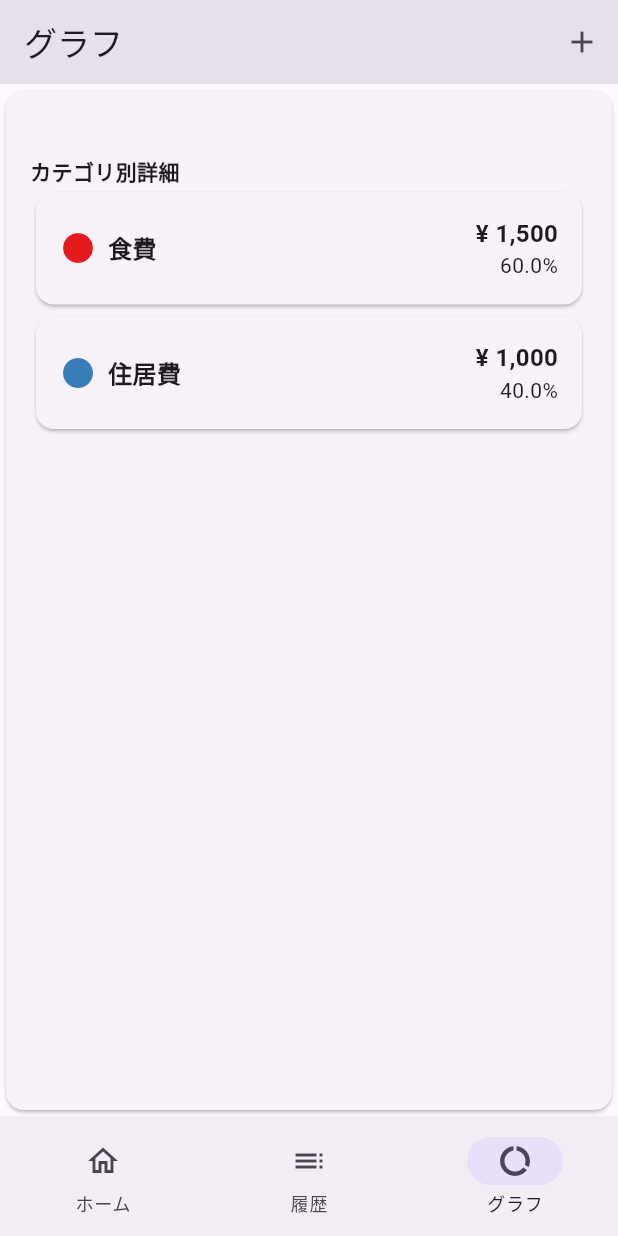
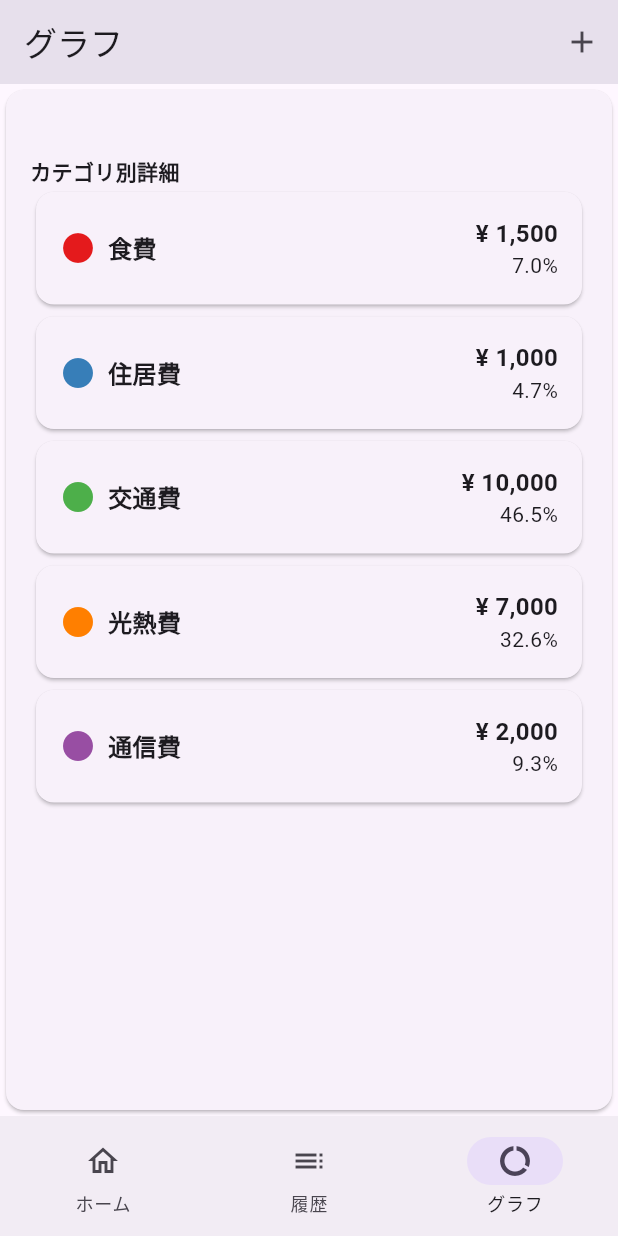
Before and after one commit to kyouga-ones/kakeibo, a Flutter app: the screen it shows after launch, item 3 of the bottom bar chosen, scrolled down 329 dp, on a phone screen of 412 x 824 dp. Run offline on Flutter 3.47's test engine with Material 3 defaults, Android fonts, the phone set to English and light mode, and no system bars; our stand-ins replace fl_chart, gap.

Commit message:
refactor:task-009:データ追加

```diff
--- a/lib/core/constants/list.dart
+++ b/lib/core/constants/list.dart
@@ -53,4 +53,25 @@ final List<TransactionModel> transactionModelList = [
     paymentCategory: 2,
     value: 1000,
   ),
+  TransactionModel(
+    categoryType: 2,
+    category: 3,
+    date: DateTime.now(),
+    paymentCategory: 2,
+    value: 10000,
+  ),
+  TransactionModel(
+    categoryType: 2,
+    category: 4,
+    date: DateTime.now(),
+    paymentCategory: 2,
+    value: 7000,
+  ),
+  TransactionModel(
+    categoryType: 2,
+    category: 5,
+    date: DateTime.now(),
+    paymentCategory: 2,
+    value: 2000,
+  ),
 ];
```
